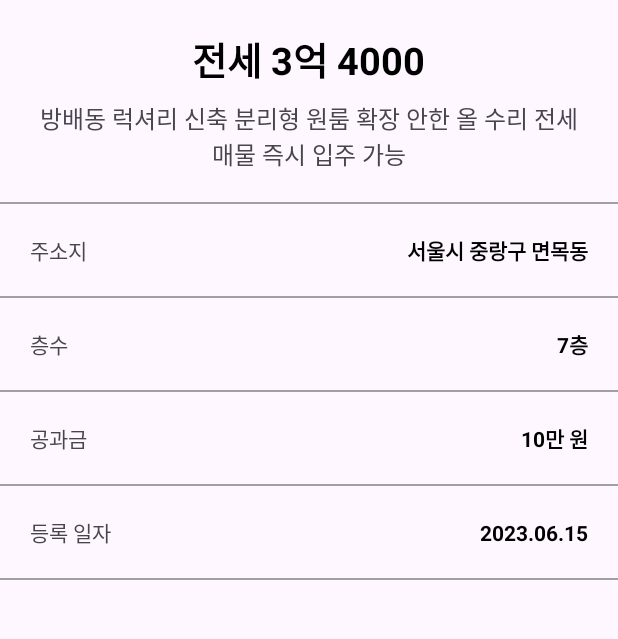
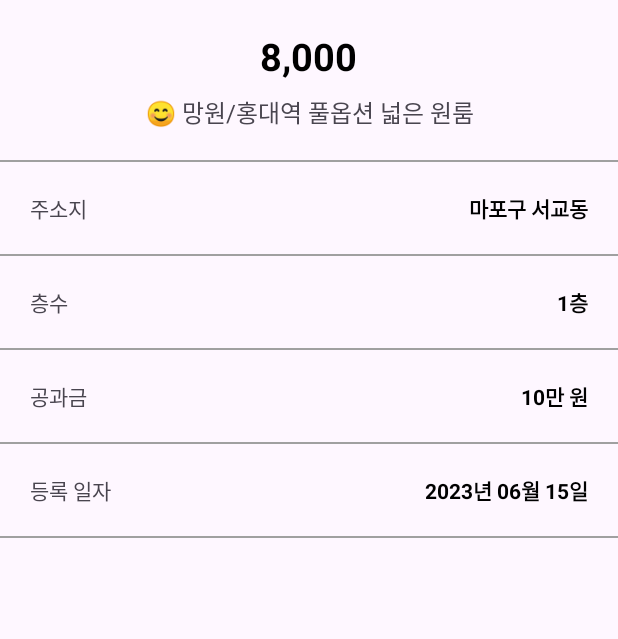
Before and after one commit to yeo777/roomlist_test, an Android app: the screen it shows after launch (ViewRoomDetailActivity), after a tap on an icon or button, on a phone screen of 412 x 824 dp, the part 375-1014 px from its top. Run offline under Robolectric (Android 15) with nearby library versions, the phone set to English and light mode, and no system bars.

Commit message:
방 상세 정보로 class 데이터 통째로 넘겨서 반영 및 현재 날짜 반영

```diff
--- a/app/src/main/java/com/starjoy/roomlist_test/MainActivity.kt
+++ b/app/src/main/java/com/starjoy/roomlist_test/MainActivity.kt
@@ -39,7 +39,7 @@ class MainActivity : AppCompatActivity() {
             val clickedRoom = mRoomList[position]
             val viewDetailIntent = Intent(this, ViewRoomDetailActivity::class.java)
 
-            viewDetailIntent.putExtra("roomdetail",clickedRoom)
+            viewDetailIntent.putExtra("roomDetail",clickedRoom)
             startActivity(viewDetailIntent)
 
 
--- a/app/src/main/java/com/starjoy/roomlist_test/ViewRoomDetailActivity.kt
+++ b/app/src/main/java/com/starjoy/roomlist_test/ViewRoomDetailActivity.kt
@@ -1,17 +1,44 @@
 package com.starjoy.roomlist_test
 
+import android.os.Build
 import androidx.appcompat.app.AppCompatActivity
 import android.os.Bundle
+import androidx.annotation.RequiresApi
+import com.starjoy.roomlist_test.Datas.RoomDatas
 import com.starjoy.roomlist_test.databinding.ActivityViewRoomDetailBinding
+import kotlinx.coroutines.currentCoroutineContext
+import java.text.DateFormat
+import java.text.SimpleDateFormat
+import java.time.LocalDate
+import java.time.format.DateTimeFormatter
+import java.util.Date
+import java.util.Locale
 
 class ViewRoomDetailActivity : AppCompatActivity() {
     private var mBinding: ActivityViewRoomDetailBinding? = null
     private val binding get() = mBinding!!
 
+
     override fun onCreate(savedInstanceState: Bundle?) {
         super.onCreate(savedInstanceState)
         mBinding = ActivityViewRoomDetailBinding.inflate(layoutInflater)
         setContentView(binding.root)
+
+
+        val roomData = intent.getSerializableExtra("roomDetail") as RoomDatas
+
+        val longNow = System.currentTimeMillis()
+        val tDate = Date(longNow)
+        val tDateFormat = SimpleDateFormat("yyyy년 MM월 dd일", Locale.KOREA)
+        val stringDate = tDateFormat.format(tDate)
+
+        binding.valueTxt.text = roomData.getFormattedValue()
+        binding.addressTxt.text = roomData.rAddress
+        binding.explainTxt.text = roomData.rExplain
+        binding.stairTxt.text = roomData.getFormattedStair()
+        binding.DateTxt.text = stringDate
+
+
     }
 
 }
--- a/app/src/main/res/layout/activity_view_room_detail.xml
+++ b/app/src/main/res/layout/activity_view_room_detail.xml
@@ -29,7 +29,8 @@
             android:text="전세 3억 4000"
             android:textSize="25sp"
             android:textStyle="bold"
-            android:textColor="@color/black"/>
+            android:textColor="@color/black"
+            android:id="@+id/valueTxt"/>
 
 
         <TextView
@@ -38,7 +39,8 @@
             android:text="방배동 럭셔리 신축 분리형 원룸 확장 안한 올 수리 전세 매물 즉시 입주 가능"
             android:textAlignment="center"
             android:textSize="16sp"
-            android:layout_marginTop="8dp"/>
+            android:layout_marginTop="8dp"
+            android:id="@+id/explainTxt"/>
 
 
     </LinearLayout>
@@ -71,7 +73,8 @@
                 android:layout_height="wrap_content"
                 android:text="서울시 중랑구 면목동"
                 android:textColor="@color/black"
-                android:textStyle="bold"/>
+                android:textStyle="bold"
+                android:id="@+id/addressTxt"/>
 
 
         </LinearLayout>
@@ -103,7 +106,8 @@
                 android:layout_height="wrap_content"
                 android:text="7층"
                 android:textColor="@color/black"
-                android:textStyle="bold"/>
+                android:textStyle="bold"
+                android:id="@+id/stairTxt"/>
 
 
         </LinearLayout>
@@ -167,7 +171,8 @@
                 android:layout_height="wrap_content"
                 android:text="2023.06.15"
                 android:textColor="@color/black"
-                android:textStyle="bold"/>
+                android:textStyle="bold"
+                android:id="@+id/DateTxt"/>
 
 
         </LinearLayout>
```
